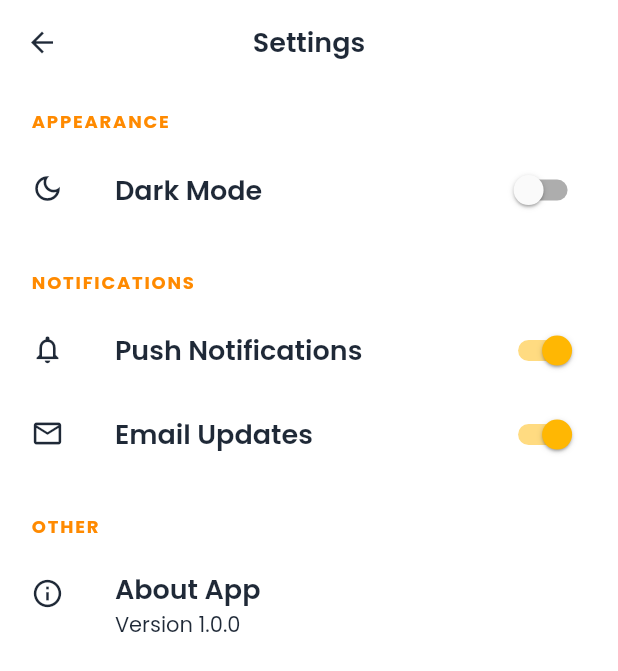
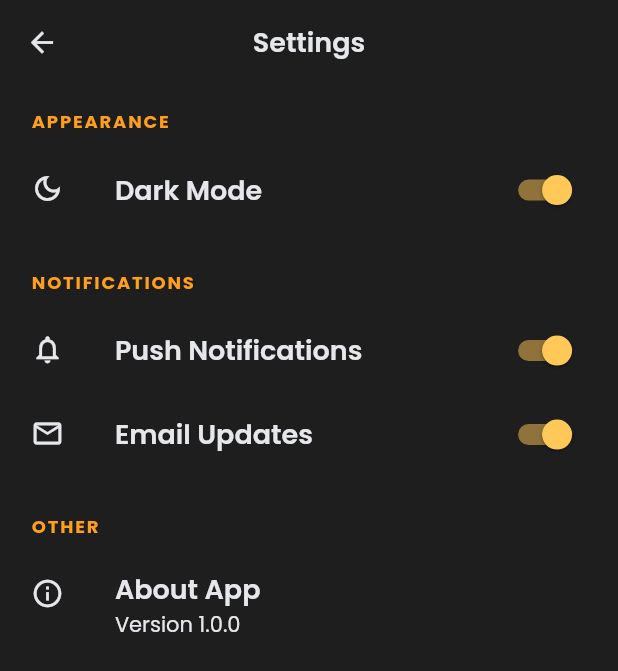
Before and after one commit to codebyAG/exim_lab, a Flutter app: the SettingsScreen screen opened directly, after a tap on "Dark Mode", on a phone screen of 412 x 824 dp. Shown: the top 671 px of the screen. Run offline on Flutter 3.47's test engine with Material 3 defaults, Android fonts, the phone set to English and light mode, and no system bars; our stand-ins replace awesome_notifications, cached_network_image, dio, firebase_analytics, firebase_core, firebase_messaging and 4 more; missing offline and left inert: firebase_in_app_messaging, in_app_update; accounts and stored records are empty.

Commit message:
new module

```diff
--- a/lib/features/profile/presentation/screens/settings_screen.dart
+++ b/lib/features/profile/presentation/screens/settings_screen.dart
@@ -1,4 +1,6 @@
 import 'package:flutter/material.dart';
+import 'package:provider/provider.dart';
+import 'package:exim_lab/core/theme/theme_provider.dart';
 import 'package:sizer/sizer.dart';
 
 class SettingsScreen extends StatelessWidget {
@@ -8,6 +10,7 @@ class SettingsScreen extends StatelessWidget {
   Widget build(BuildContext context) {
     final theme = Theme.of(context);
     final cs = theme.colorScheme;
+    final themeProvider = context.watch<ThemeProvider>();
 
     return Scaffold(
       appBar: AppBar(title: const Text('Settings'), centerTitle: true),
@@ -25,8 +28,10 @@ class SettingsScreen extends StatelessWidget {
           ),
           SizedBox(height: 1.h),
           SwitchListTile(
-            value: false, // TODO: Link to ThemeProvider
-            onChanged: (val) {},
+            value: themeProvider.themeMode == ThemeMode.dark,
+            onChanged: (val) {
+              val ? themeProvider.setDark() : themeProvider.setLight();
+            },
             title: const Text('Dark Mode'),
             secondary: const Icon(Icons.dark_mode_outlined),
             contentPadding: EdgeInsets.zero,
--- a/lib/features/resources/presentation/screens/resource_screen.dart
+++ b/lib/features/resources/presentation/screens/resource_screen.dart
@@ -159,7 +159,9 @@ class _ResourceCard extends StatelessWidget {
           // ACTION
           IconButton(
             onPressed: () {
-              // TODO: Open / Download resource
+              ScaffoldMessenger.of(
+                context,
+              ).showSnackBar(SnackBar(content: Text('Downloading $title...')));
             },
             icon: const Icon(Icons.download),
             color: theme.colorScheme.onSurface.withValues(alpha: 0.6),
```
